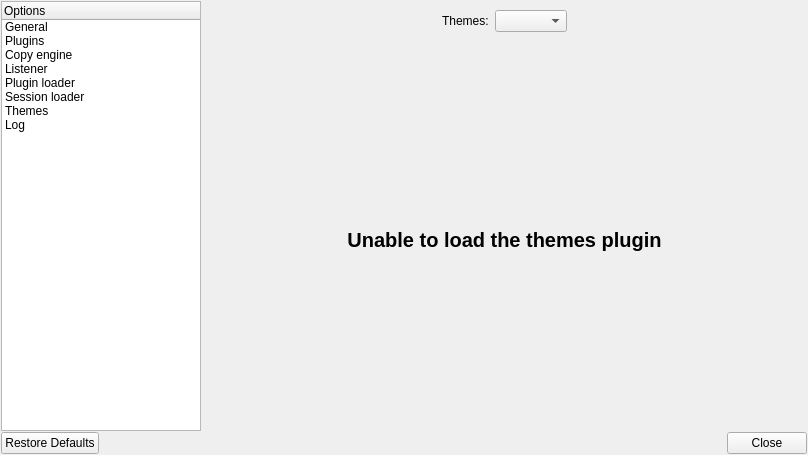
Before: the Qt Designer form OptionDialog.ui in alphaonex86/Ultracopier, drawn with Qt 5.
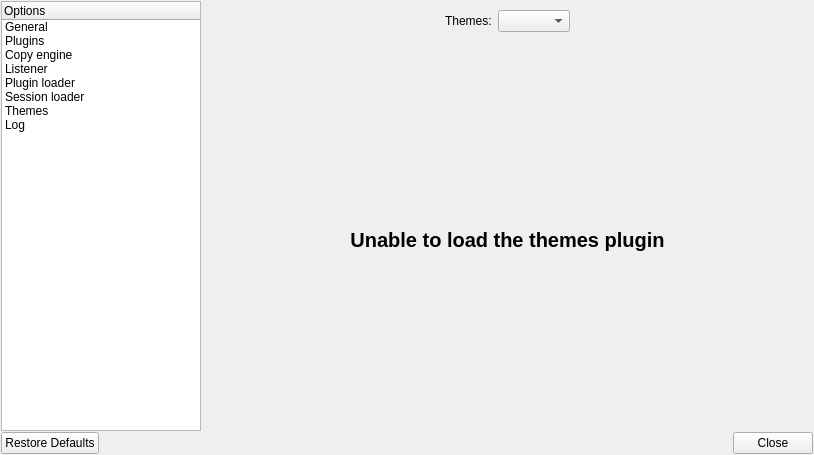
After: the same form once the commit is applied. The open tabs and pages were chosen to show the change. Icons and pictures are not drawn.

Patch:
```diff
--- a/OptionDialog.ui
+++ b/OptionDialog.ui
@@ -6,7 +6,7 @@
    <rect>
     <x>0</x>
     <y>0</y>
-    <width>808</width>
+    <width>814</width>
     <height>455</height>
    </rect>
   </property>
@@ -652,7 +652,6 @@
                <property name="font">
                 <font>
                  <pointsize>15</pointsize>
-                 <weight>75</weight>
                  <bold>true</bold>
                 </font>
                </property>
```
